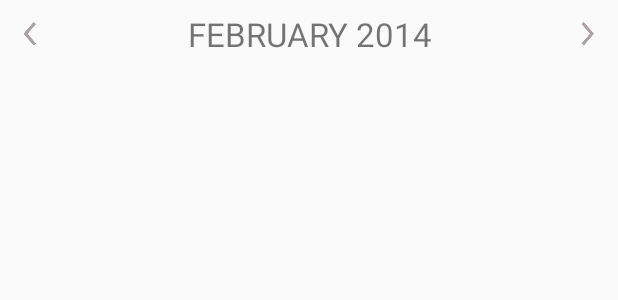
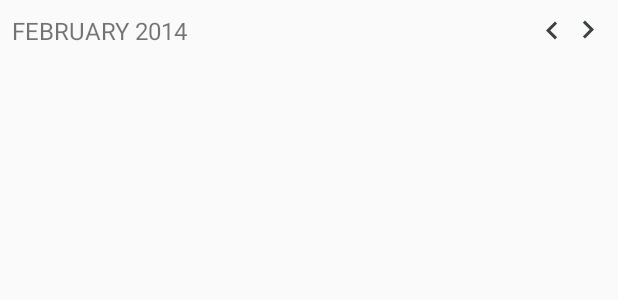
Before and after one commit to ArchitShah248/CalendarDateRangePicker, an Android app: the layout layout_calendar_nav.xml on its own in the app's theme, with its tools: preview values and no code run, on a phone screen of 412 x 824 dp. Shown: the top 300 px of the screen. Run offline under Robolectric (Android 15) with nearby library versions, the phone set to English and light mode, and no system bars.

Commit message:
update calendar header UI design

```diff
--- a/app/src/main/AndroidManifest.xml
+++ b/app/src/main/AndroidManifest.xml
@@ -9,7 +9,7 @@
         android:supportsRtl="true"
         android:theme="@style/AppTheme">
         <activity
-            android:name="com.youxel.daterangepickerdemo.MainActivity"
+            android:name="com.youxel.calendardaterangepickerdemo.MainActivity"
             android:exported="true">
             <intent-filter>
                 <action android:name="android.intent.action.MAIN"/>
--- a/app/src/main/java/com/youxel/calendardaterangepickerdemo/MainActivity.java
+++ b/app/src/main/java/com/youxel/calendardaterangepickerdemo/MainActivity.java
@@ -1,4 +1,4 @@
-package com.youxel.daterangepickerdemo;
+package com.youxel.calendardaterangepickerdemo;
 
 import static com.youxel.daterangepicker.customviews.CalendarRangeUtilsKt.printDate;
 
--- a/app/src/main/res/layout/activity_main.xml
+++ b/app/src/main/res/layout/activity_main.xml
@@ -4,7 +4,7 @@
     xmlns:tools="http://schemas.android.com/tools"
     android:layout_width="match_parent"
     android:layout_height="match_parent"
-    tools:context="com.youxel.daterangepickerdemo.MainActivity">
+    tools:context="com.youxel.calendardaterangepickerdemo.MainActivity">
 
     <androidx.cardview.widget.CardView
         android:id="@+id/cvCalendar"
--- a/youxel-datepicker/build.gradle
+++ b/youxel-datepicker/build.gradle
@@ -55,6 +55,7 @@ dependencies {
     implementation fileTree(include: ['*.jar'], dir: 'libs')
     implementation 'androidx.appcompat:appcompat:1.6.1'
     implementation 'androidx.annotation:annotation:1.6.0'
+    implementation 'androidx.constraintlayout:constraintlayout:2.1.4'
     implementation 'com.android.support:support-annotations:28.0.0'
     implementation "org.jetbrains.kotlin:kotlin-stdlib-jdk7:$kotlin_version"
 
--- a/youxel-datepicker/src/main/java/com/youxel/daterangepicker/customviews/DateRangeCalendarView.kt
+++ b/youxel-datepicker/src/main/java/com/youxel/daterangepicker/customviews/DateRangeCalendarView.kt
@@ -8,8 +8,8 @@ import android.util.TypedValue
 import android.view.LayoutInflater
 import android.view.View
 import android.widget.LinearLayout
-import android.widget.RelativeLayout
 import androidx.appcompat.widget.AppCompatImageView
+import androidx.constraintlayout.widget.ConstraintLayout
 import androidx.core.content.ContextCompat
 import androidx.viewpager.widget.ViewPager
 import androidx.viewpager.widget.ViewPager.OnPageChangeListener
@@ -54,7 +54,7 @@ class DateRangeCalendarView : LinearLayout, DateRangeCalendarViewApi {
         calendarStyleAttr = CalendarStyleAttrImpl(context, attrs)
         val layoutInflater = LayoutInflater.from(context)
         layoutInflater.inflate(layout.layout_calendar_container, this, true)
-        val rlHeaderCalendar = findViewById<RelativeLayout>(R.id.rlHeaderCalendar)
+        val rlHeaderCalendar = findViewById<ConstraintLayout>(R.id.rlHeaderCalendar)
         rlHeaderCalendar.background = calendarStyleAttr.headerBg
         tvYearTitle = findViewById(R.id.tvYearTitle)
         tvYearTitle.setTextSize(TypedValue.COMPLEX_UNIT_PX, calendarStyleAttr.textSizeTitle)
--- /dev/null
+++ b/youxel-datepicker/src/main/res/drawable-ar/left_arrow.xml
@@ -0,0 +1,9 @@
+<vector xmlns:android="http://schemas.android.com/apk/res/android"
+    android:width="24dp"
+    android:height="24dp"
+    android:viewportWidth="40"
+    android:viewportHeight="40">
+    <path
+        android:fillColor="@color/default_date_color"
+        android:pathData="m14.317,27.233 l7.633,-7.65 -7.633,-7.65 2.35,-2.35 10,10 -10,10 -2.35,-2.35z" />
+</vector>
--- /dev/null
+++ b/youxel-datepicker/src/main/res/drawable-ar/right_arrow.xml
@@ -0,0 +1,9 @@
+<vector xmlns:android="http://schemas.android.com/apk/res/android"
+    android:width="24dp"
+    android:height="24dp"
+    android:viewportWidth="40"
+    android:viewportHeight="40">
+    <path
+        android:fillColor="@color/default_date_color"
+        android:pathData="m25.683,12.767 l-7.633,7.65 7.633,7.65 -2.35,2.35 -10,-10 10,-10 2.35,2.35z" />
+</vector>
--- /dev/null
+++ b/youxel-datepicker/src/main/res/drawable/left_arrow.xml
@@ -0,0 +1,9 @@
+<vector xmlns:android="http://schemas.android.com/apk/res/android"
+    android:width="24dp"
+    android:height="24dp"
+    android:viewportWidth="40"
+    android:viewportHeight="40">
+    <path
+        android:fillColor="@color/default_date_color"
+        android:pathData="m25.683,12.767 l-7.633,7.65 7.633,7.65 -2.35,2.35 -10,-10 10,-10 2.35,2.35z" />
+</vector>
--- /dev/null
+++ b/youxel-datepicker/src/main/res/drawable/right_arrow.xml
@@ -0,0 +1,9 @@
+<vector xmlns:android="http://schemas.android.com/apk/res/android"
+    android:width="24dp"
+    android:height="24dp"
+    android:viewportWidth="40"
+    android:viewportHeight="40">
+    <path
+        android:fillColor="@color/default_date_color"
+        android:pathData="m14.317,27.233 l7.633,-7.65 -7.633,-7.65 2.35,-2.35 10,10 -10,10 -2.35,-2.35z" />
+</vector>
--- a/youxel-datepicker/src/main/res/layout-ldrtl/layout_calendar_nav.xml
+++ /dev/null
@@ -1,36 +0,0 @@
-<?xml version="1.0" encoding="utf-8"?>
-<RelativeLayout xmlns:android="http://schemas.android.com/apk/res/android"
-    android:id="@+id/rlHeaderCalendar"
-    android:layout_width="match_parent"
-    android:layout_height="wrap_content"
-    android:paddingBottom="@dimen/dateTitlePaddingBottom">
-
-    <androidx.appcompat.widget.AppCompatImageView
-        android:id="@+id/imgVNavLeft"
-        android:layout_width="wrap_content"
-        android:layout_height="wrap_content"
-        android:layout_alignParentStart="true"
-        android:layout_alignParentLeft="true"
-        android:layout_centerVertical="true"
-        android:src="@drawable/ic_right_selector" />
-
-    <com.youxel.daterangepicker.customviews.CustomTextView
-        android:id="@+id/tvYearTitle"
-        android:layout_width="match_parent"
-        android:layout_height="wrap_content"
-        android:layout_centerHorizontal="true"
-        android:layout_centerVertical="true"
-        android:gravity="center"
-        android:tag="dateTitle"
-        android:text="FEBRUARY 2014"
-        android:textSize="@dimen/text_size_title" />
-
-    <androidx.appcompat.widget.AppCompatImageView
-        android:id="@+id/imgVNavRight"
-        android:layout_width="wrap_content"
-        android:layout_height="wrap_content"
-        android:layout_alignParentEnd="true"
-        android:layout_alignParentRight="true"
-        android:layout_centerVertical="true"
-        android:src="@drawable/ic_left_selector" />
-</RelativeLayout>
--- a/youxel-datepicker/src/main/res/layout/layout_calendar_container.xml
+++ b/youxel-datepicker/src/main/res/layout/layout_calendar_container.xml
@@ -8,8 +8,8 @@
 
     <include
         layout="@layout/layout_calendar_nav"
-        android:layout_width="wrap_content"
-        android:layout_height="wrap_content" />
+        android:layout_width="match_parent"
+        android:layout_height="40dp" />
 
     <androidx.viewpager.widget.ViewPager
         android:id="@+id/vpCalendar"
--- a/youxel-datepicker/src/main/res/layout/layout_calendar_nav.xml
+++ b/youxel-datepicker/src/main/res/layout/layout_calendar_nav.xml
@@ -1,36 +1,52 @@
 <?xml version="1.0" encoding="utf-8"?>
-<RelativeLayout xmlns:android="http://schemas.android.com/apk/res/android"
+<androidx.constraintlayout.widget.ConstraintLayout xmlns:android="http://schemas.android.com/apk/res/android"
+    xmlns:app="http://schemas.android.com/apk/res-auto"
     android:id="@+id/rlHeaderCalendar"
     android:layout_width="match_parent"
     android:layout_height="wrap_content"
-    android:paddingBottom="@dimen/dateTitlePaddingBottom">
-
-    <androidx.appcompat.widget.AppCompatImageView
-        android:id="@+id/imgVNavLeft"
-        android:layout_width="wrap_content"
-        android:layout_height="wrap_content"
-        android:layout_alignParentStart="true"
-        android:layout_alignParentLeft="true"
-        android:layout_centerVertical="true"
-        android:src="@drawable/ic_left_selector" />
+    android:padding="8dp">
 
     <com.youxel.daterangepicker.customviews.CustomTextView
         android:id="@+id/tvYearTitle"
-        android:layout_width="match_parent"
+        android:layout_width="0dp"
         android:layout_height="wrap_content"
-        android:layout_centerHorizontal="true"
-        android:layout_centerVertical="true"
-        android:gravity="center"
+        android:gravity="start"
         android:tag="dateTitle"
         android:text="FEBRUARY 2014"
-        android:textSize="@dimen/text_size_title" />
+        android:textAlignment="viewStart"
+        android:textSize="@dimen/text_size_title"
+        app:layout_constraintBottom_toBottomOf="parent"
+        app:layout_constraintEnd_toStartOf="@+id/linearNav"
+        app:layout_constraintStart_toStartOf="parent"
+        app:layout_constraintTop_toTopOf="parent" />
 
-    <androidx.appcompat.widget.AppCompatImageView
-        android:id="@+id/imgVNavRight"
+    <androidx.constraintlayout.widget.ConstraintLayout
+        android:id="@+id/linearNav"
         android:layout_width="wrap_content"
         android:layout_height="wrap_content"
-        android:layout_alignParentEnd="true"
-        android:layout_alignParentRight="true"
-        android:layout_centerVertical="true"
-        android:src="@drawable/ic_right_selector" />
-</RelativeLayout>
+        app:layout_constraintBottom_toBottomOf="parent"
+        app:layout_constraintEnd_toEndOf="parent"
+        app:layout_constraintStart_toEndOf="@+id/tvYearTitle"
+        app:layout_constraintTop_toTopOf="parent">
+
+        <androidx.appcompat.widget.AppCompatImageView
+            android:id="@+id/imgVNavLeft"
+            android:layout_width="wrap_content"
+            android:layout_height="wrap_content"
+            android:src="@drawable/left_arrow"
+            app:layout_constraintBottom_toBottomOf="parent"
+            app:layout_constraintEnd_toStartOf="@+id/imgVNavRight"
+            app:layout_constraintStart_toStartOf="parent"
+            app:layout_constraintTop_toTopOf="parent" />
+
+        <androidx.appcompat.widget.AppCompatImageView
+            android:id="@+id/imgVNavRight"
+            android:layout_width="wrap_content"
+            android:layout_height="wrap_content"
+            android:src="@drawable/right_arrow"
+            app:layout_constraintBottom_toBottomOf="parent"
+            app:layout_constraintEnd_toEndOf="parent"
+            app:layout_constraintStart_toEndOf="@+id/imgVNavLeft"
+            app:layout_constraintTop_toTopOf="parent" />
+    </androidx.constraintlayout.widget.ConstraintLayout>
+</androidx.constraintlayout.widget.ConstraintLayout>
--- a/youxel-datepicker/src/main/res/values-hdpi/dimens.xml
+++ b/youxel-datepicker/src/main/res/values-hdpi/dimens.xml
@@ -2,7 +2,7 @@
 <resources>
 
     <!-- dateTitleLayout -->
-    <dimen name="dateTitleTextSize">18sp</dimen>
+    <dimen name="dateTitleTextSize">16sp</dimen>
     <dimen name="dateTitlePaddingBottom">5dp</dimen>
     <!-- weekLayout -->
     <dimen name="weekDaysPaddingBottom">0dp</dimen>
--- a/youxel-datepicker/src/main/res/values-xhdpi/dimens.xml
+++ b/youxel-datepicker/src/main/res/values-xhdpi/dimens.xml
@@ -2,7 +2,7 @@
 <resources>
 
     <!-- dateTitleLayout -->
-    <dimen name="text_size_title">22sp</dimen>
+    <dimen name="text_size_title">16sp</dimen>
     <dimen name="dateTitlePaddingBottom">5dp</dimen>
     <!-- weekLayout -->
     <dimen name="weekDaysPaddingBottom">0dp</dimen>
--- a/youxel-datepicker/src/main/res/values/dimens.xml
+++ b/youxel-datepicker/src/main/res/values/dimens.xml
@@ -2,8 +2,8 @@
 <resources>
 
     <!-- dateTitleLayout -->
-    <dimen name="text_size_title">22sp</dimen>
-    <dimen name="dateTitlePaddingBottom">5dp</dimen>
+    <dimen name="text_size_title">16sp</dimen>
+    <dimen name="dateTitlePaddingBottom">8dp</dimen>
     <!-- weekLayout -->
     <dimen name="weekDaysPaddingBottom">0dp</dimen>
     <dimen name="text_size_week">15sp</dimen>
```
Also changed, not shown: 1 other file.
